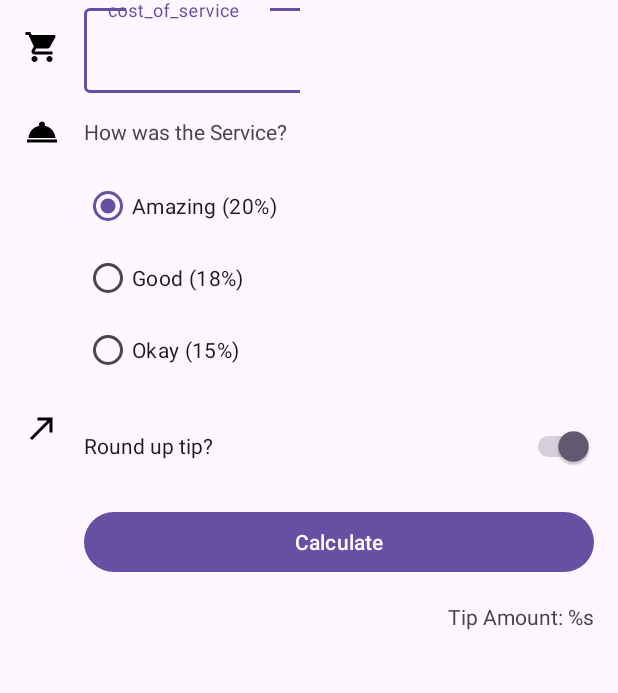
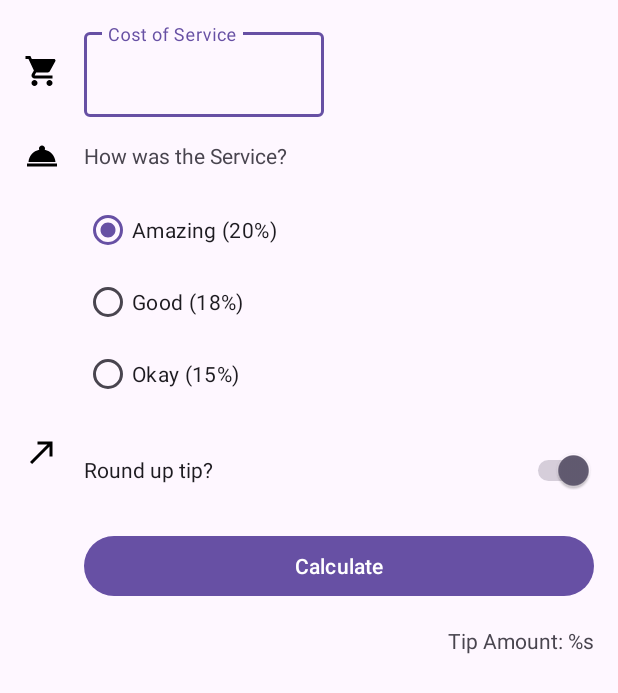
Before and after one commit to anaflaviaperin/Kotlin_Gorjetas, an Android app: the layout activity_main.xml on its own in the app's theme, with its tools: preview values and no code run, on a phone screen of 412 x 824 dp. Shown: the top 693 px of the screen. Run offline under Robolectric (Android 15) with nearby library versions, the phone set to English and light mode, and no system bars.

Commit message:
Alterações no Commit inicial

```diff
--- a/app/src/main/res/layout/activity_main.xml
+++ b/app/src/main/res/layout/activity_main.xml
@@ -9,43 +9,45 @@
     <androidx.constraintlayout.widget.ConstraintLayout
         android:id="@+id/main"
         android:layout_width="match_parent"
-    android:layout_height="match_parent"
-    tools:context=".MainActivity">
+        android:layout_height="match_parent" >
 
         <ImageView
-        android:id="@+id/imageView"
+            android:id="@+id/icon_cost_of_service"
             android:layout_width="wrap_content"
             android:layout_height="wrap_content"
             android:layout_marginStart="16dp"
             android:importantForAccessibility="no"
-        app:layout_constraintBottom_toBottomOf="@+id/textInputLayout"
+            app:layout_constraintBottom_toBottomOf="@+id/cost_of_service_edit_text"
             app:layout_constraintStart_toStartOf="parent"
-        app:layout_constraintTop_toTopOf="@+id/textInputLayout"
+            app:layout_constraintTop_toTopOf="@+id/cost_of_service_edit_text"
             app:srcCompat="@drawable/ic_store" />
 
         <com.google.android.material.textfield.TextInputLayout
-        android:id="@+id/textInputLayout"
+            android:id="@+id/cost_of_service_edit_text"
             android:layout_width="160dp"
             android:layout_height="wrap_content"
-        app:layout_constraintStart_toEndOf="@+id/imageView"
-        tools:layout_editor_absoluteY="22dp"
-        tools:ignore="MissingConstraints">
+            android:layout_marginStart="16dp"
+            android:layout_marginTop="16dp"
+            app:layout_constraintStart_toEndOf="@+id/icon_cost_of_service"
+            app:layout_constraintTop_toTopOf="parent">
 
             <com.google.android.material.textfield.TextInputEditText
                 android:id="@+id/cost_of_service"
-            android:layout_width="160dp"
+                android:layout_width="match_parent"
                 android:layout_height="wrap_content"
-            android:layout_marginStart="16dp"
-            android:hint="cost_of_service"
-            android:inputType="numberDecimal" />
+                android:hint="@string/cost_of_service"
+                android:inputType="numberDecimal"
+                android:textColorHint="#546E7A" />
+
         </com.google.android.material.textfield.TextInputLayout>
 
         <ImageView
             android:id="@+id/icon_service_question"
             android:layout_width="wrap_content"
             android:layout_height="wrap_content"
+            android:importantForAccessibility="no"
             app:layout_constraintBottom_toBottomOf="@+id/service_question"
-        app:layout_constraintStart_toStartOf="@+id/imageView"
+            app:layout_constraintStart_toStartOf="@+id/icon_cost_of_service"
             app:layout_constraintTop_toTopOf="@+id/service_question"
             app:srcCompat="@drawable/ic_service" />
 
@@ -53,11 +55,10 @@
             android:id="@+id/service_question"
             android:layout_width="wrap_content"
             android:layout_height="wrap_content"
-        android:layout_marginStart="16dp"
             android:layout_marginTop="16dp"
             android:text="@string/how_was_the_service"
-        app:layout_constraintStart_toEndOf="@+id/imageView"
-        app:layout_constraintTop_toBottomOf="@+id/textInputLayout" />
+            app:layout_constraintStart_toStartOf="@+id/cost_of_service_edit_text"
+            app:layout_constraintTop_toBottomOf="@+id/cost_of_service_edit_text" />
 
     <RadioGroup
         android:id="@+id/tip_option"
@@ -93,6 +94,7 @@
         android:layout_width="wrap_content"
         android:layout_height="wrap_content"
         android:layout_marginTop="16dp"
+        android:importantForAccessibility="no"
         app:layout_constraintStart_toStartOf="@+id/icon_service_question"
         app:layout_constraintTop_toBottomOf="@+id/tip_option"
         app:srcCompat="@drawable/ic_round_up" />
```
Lines whose indentation alone changed are shown as unchanged.
